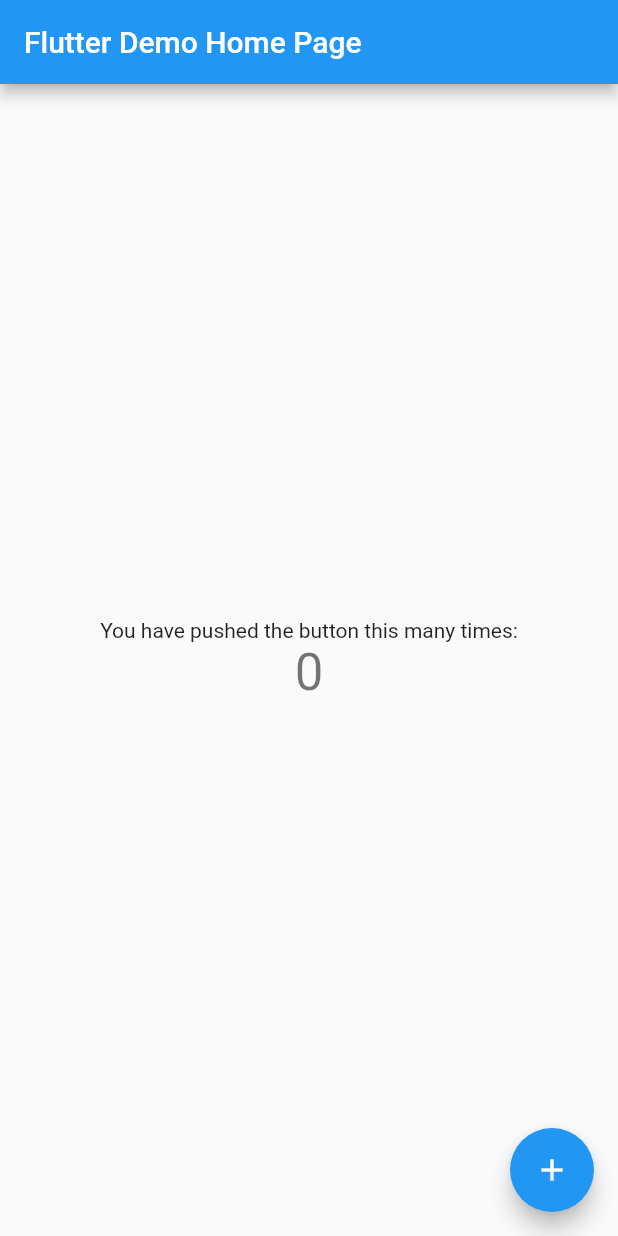
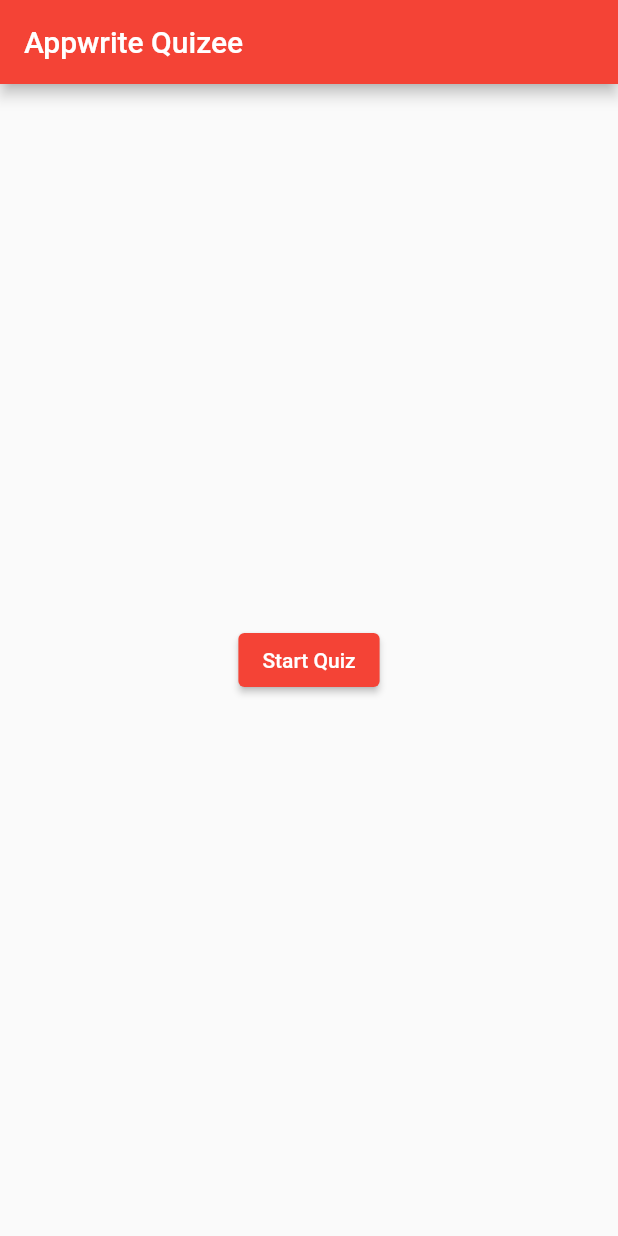
Before and after one commit to lohanidamodar/flutter_appwrite_quizeee, a Flutter app: the screen it shows after launch, on a phone screen of 412 x 824 dp. Run offline on Flutter 3.47's test engine with Material 2 defaults, Android fonts, the phone set to English and light mode, and no system bars; our stand-ins replace appwrite.

Commit message:
basic quiz implementation

```diff
--- /dev/null
+++ b/lib/constants.dart
@@ -0,0 +1,5 @@
+class AppConstsnts {
+  static const String endPoint = "https://demo.appwrite.io/v1";
+  static const String project = "606d5bc9de604";
+  static const String collection = "606d5bd9626ae";
+}
--- /dev/null
+++ b/lib/home.dart
@@ -0,0 +1,23 @@
+import 'package:flutter/material.dart';
+import 'package:flutter_appwrite_quizeee/quiz.dart';
+
+class HomePage extends StatelessWidget {
+  @override
+  Widget build(BuildContext context) {
+    return Scaffold(
+      appBar: AppBar(
+        title: Text('Appwrite Quizee'),
+      ),
+      body: Center(
+        child: ElevatedButton(
+          child: Text("Start Quiz"),
+          onPressed: () => Navigator.of(context).push(
+            MaterialPageRoute(
+              builder: (_) => QuizPage(),
+            ),
+          ),
+        ),
+      ),
+    );
+  }
+}
--- a/lib/main.dart
+++ b/lib/main.dart
@@ -1,113 +1,20 @@
 import 'package:flutter/material.dart';
+
+import 'home.dart';
 
 void main() {
   runApp(MyApp());
 }
 
 class MyApp extends StatelessWidget {
-  // This widget is the root of your application.
   @override
   Widget build(BuildContext context) {
     return MaterialApp(
-      title: 'Flutter Demo',
+      title: 'Appwrite Quizeee',
       theme: ThemeData(
-        // This is the theme of your application.
-        //
-        // Try running your application with "flutter run". You'll see the
-        // application has a blue toolbar. Then, without quitting the app, try
-        // changing the primarySwatch below to Colors.green and then invoke
-        // "hot reload" (press "r" in the console where you ran "flutter run",
-        // or simply save your changes to "hot reload" in a Flutter IDE).
-        // Notice that the counter didn't reset back to zero; the application
-        // is not restarted.
-        primarySwatch: Colors.blue,
+        primarySwatch: Colors.red,
       ),
-      home: MyHomePage(title: 'Flutter Demo Home Page'),
+      home: HomePage(),
     );
   }
 }
-
-class MyHomePage extends StatefulWidget {
-  MyHomePage({Key key, this.title}) : super(key: key);
-
-  // This widget is the home page of your application. It is stateful, meaning
-  // that it has a State object (defined below) that contains fields that affect
-  // how it looks.
-
-  // This class is the configuration for the state. It holds the values (in this
-  // case the title) provided by the parent (in this case the App widget) and
-  // used by the build method of the State. Fields in a Widget subclass are
-  // always marked "final".
-
-  final String title;
-
-  @override
-  _MyHomePageState createState() => _MyHomePageState();
-}
-
-class _MyHomePageState extends State<MyHomePage> {
-  int _counter = 0;
-
-  void _incrementCounter() {
-    setState(() {
-      // This call to setState tells the Flutter framework that something has
-      // changed in this State, which causes it to rerun the build method below
-      // so that the display can reflect the updated values. If we changed
-      // _counter without calling setState(), then the build method would not be
-      // called again, and so nothing would appear to happen.
-      _counter++;
-    });
-  }
-
-  @override
-  Widget build(BuildContext context) {
-    // This method is rerun every time setState is called, for instance as done
-    // by the _incrementCounter method above.
-    //
-    // The Flutter framework has been optimized to make rerunning build methods
-    // fast, so that you can just rebuild anything that needs updating rather
-    // than having to individually change instances of widgets.
-    return Scaffold(
-      appBar: AppBar(
-        // Here we take the value from the MyHomePage object that was created by
-        // the App.build method, and use it to set our appbar title.
-        title: Text(widget.title),
-      ),
-      body: Center(
-        // Center is a layout widget. It takes a single child and positions it
-        // in the middle of the parent.
-        child: Column(
-          // Column is also a layout widget. It takes a list of children and
-          // arranges them vertically. By default, it sizes itself to fit its
-          // children horizontally, and tries to be as tall as its parent.
-          //
-          // Invoke "debug painting" (press "p" in the console, choose the
-          // "Toggle Debug Paint" action from the Flutter Inspector in Android
-          // Studio, or the "Toggle Debug Paint" command in Visual Studio Code)
-          // to see the wireframe for each widget.
-          //
-          // Column has various properties to control how it sizes itself and
-          // how it positions its children. Here we use mainAxisAlignment to
-          // center the children vertically; the main axis here is the vertical
-          // axis because Columns are vertical (the cross axis would be
-          // horizontal).
-          mainAxisAlignment: MainAxisAlignment.center,
-          children: <Widget>[
-            Text(
-              'You have pushed the button this many times:',
-            ),
-            Text(
-              '$_counter',
-              style: Theme.of(context).textTheme.headline4,
-            ),
-          ],
-        ),
-      ),
-      floatingActionButton: FloatingActionButton(
-        onPressed: _incrementCounter,
-        tooltip: 'Increment',
-        child: Icon(Icons.add),
-      ), // This trailing comma makes auto-formatting nicer for build methods.
-    );
-  }
-}
```
Also changed, not shown: lib/question.dart (added, +76 -0 lines), lib/quiz.dart (added, +152 -0 lines), pubspec.yaml (+3 -60 lines), pubspec.lock.
